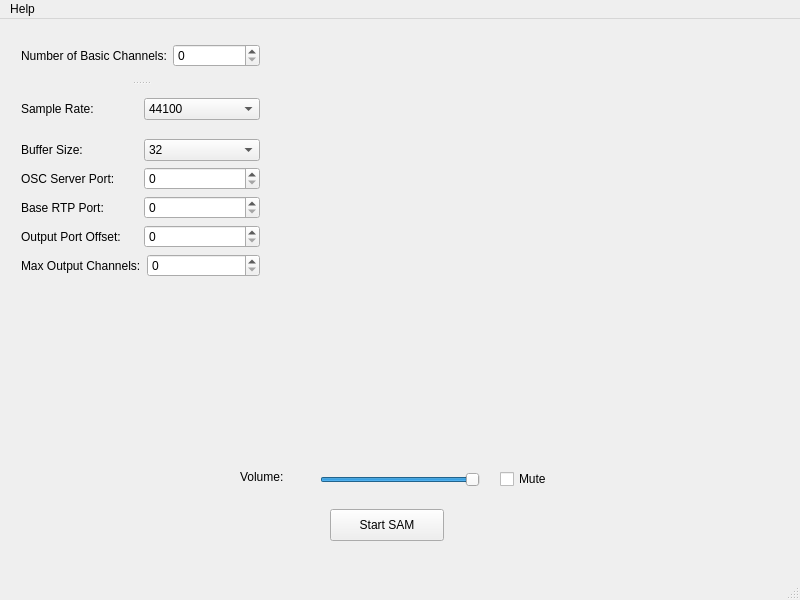
Old version of the form src/sam/samui.ui in the repository michelledaniels/streaming-audio.
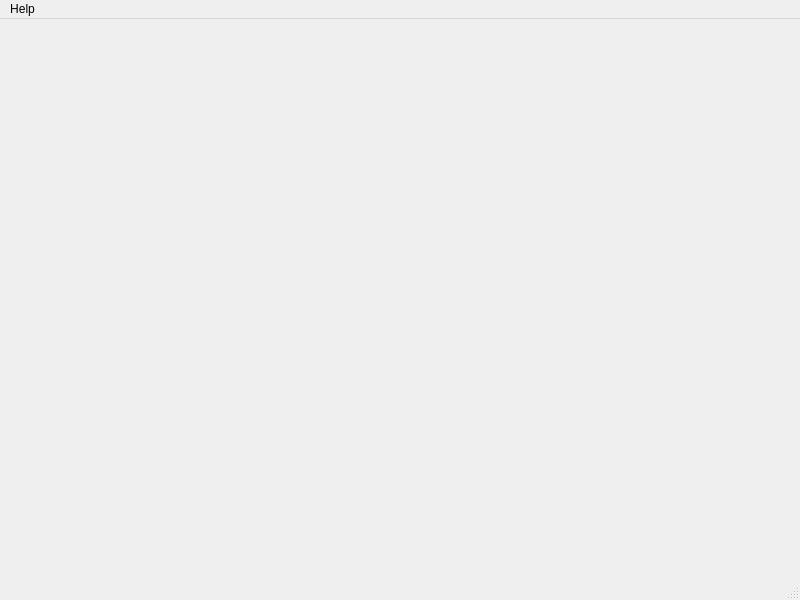
New version of the form.

Commit message: adding start of client and master control widgets, including primitive client meters

```diff
--- a/src/sam/samui.ui
+++ b/src/sam/samui.ui
@@ -13,236 +13,7 @@
   <property name="windowTitle">
    <string>MainWindow</string>
   </property>
-  <widget class="QWidget" name="centralwidget">
-   <widget class="QPushButton" name="startSamButton">
-    <property name="geometry">
-     <rect>
-      <x>330</x>
-      <y>490</y>
-      <width>114</width>
-      <height>32</height>
-     </rect>
-    </property>
-    <property name="text">
-     <string>Start SAM</string>
-    </property>
-   </widget>
-   <widget class="QWidget" name="layoutWidget1">
-    <property name="geometry">
-     <rect>
-      <x>21</x>
-      <y>12</y>
-      <width>239</width>
-      <height>246</height>
-     </rect>
-    </property>
-    <layout class="QVBoxLayout" name="verticalLayout">
-     <item>
-      <widget class="QSplitter" name="splitter">
-       <property name="orientation">
-        <enum>Qt::Vertical</enum>
-       </property>
-       <widget class="QWidget" name="layoutWidget2">
-        <layout class="QHBoxLayout" name="horizontalLayout">
-         <item>
-          <widget class="QLabel" name="basicChannelsLabel">
-           <property name="text">
-            <string>Number of Basic Channels:</string>
-           </property>
-          </widget>
-         </item>
-         <item>
-          <widget class="QSpinBox" name="basicChannelsSpinBox"/>
-         </item>
-        </layout>
-       </widget>
-       <widget class="QWidget" name="layoutWidget3">
-        <layout class="QHBoxLayout" name="horizontalLayout_2">
-         <item>
-          <widget class="QLabel" name="sampleRateLabel">
-           <property name="text">
-            <string>Sample Rate:</string>
-           </property>
-          </widget>
-         </item>
-         <item>
-          <widget class="QComboBox" name="sampleRateComboBox">
-           <item>
-            <property name="text">
-             <string>44100</string>
-            </property>
-           </item>
-           <item>
-            <property name="text">
-             <string>48000</string>
-            </property>
-           </item>
-           <item>
-            <property name="text">
-             <string>96000</string>
-            </property>
-           </item>
-          </widget>
-         </item>
-        </layout>
-       </widget>
-      </widget>
-     </item>
-     <item>
-      <layout class="QHBoxLayout" name="horizontalLayout_3">
-       <item>
-        <widget class="QLabel" name="bufferSizeLabel">
-         <property name="text">
-          <string>Buffer Size:</string>
-         </property>
-        </widget>
-       </item>
-       <item>
-        <widget class="QComboBox" name="bufferSizeComboBox">
-         <item>
-          <property name="text">
-           <string>32</string>
-          </property>
-         </item>
-         <item>
-          <property name="text">
-           <string>64</string>
-          </property>
-         </item>
-         <item>
-          <property name="text">
-           <string>128</string>
-          </property>
-         </item>
-         <item>
-          <property name="text">
-           <string>256</string>
-          </property>
-         </item>
-         <item>
-          <property name="text">
-           <string>512</string>
-          </property>
-         </item>
-         <item>
-          <property name="text">
-           <string>1024</string>
-          </property>
-         </item>
-        </widget>
-       </item>
-      </layout>
-     </item>
-     <item>
-      <layout class="QHBoxLayout" name="horizontalLayout_4">
-       <item>
-        <widget class="QLabel" name="oscPortLabel">
-         <property name="text">
-          <string>OSC Server Port:</string>
-         </property>
-        </widget>
-       </item>
-       <item>
-        <widget class="QSpinBox" name="oscPortSpinBox"/>
-       </item>
-      </layout>
-     </item>
-     <item>
-      <layout class="QHBoxLayout" name="horizontalLayout_5">
-       <item>
-        <widget class="QLabel" name="rtpPortLabel">
-         <property name="text">
-          <string>Base RTP Port:</string>
-         </property>
-        </widget>
-       </item>
-       <item>
-        <widget class="QSpinBox" name="rtpPortSpinBox"/>
-       </item>
-      </layout>
-     </item>
-     <item>
-      <layout class="QHBoxLayout" name="horizontalLayout_6">
-       <item>
-        <widget class="QLabel" name="outOffsetLabel">
-         <property name="text">
-          <string>Output Port Offset:</string>
-         </property>
-        </widget>
-       </item>
-       <item>
-        <widget class="QSpinBox" name="outOffsetSpinBox"/>
-       </item>
-      </layout>
-     </item>
-     <item>
-      <layout class="QHBoxLayout" name="horizontalLayout_7">
-       <item>
-        <widget class="QLabel" name="maxOutLabel">
-         <property name="text">
-          <string>Max Output Channels:</string>
-         </property>
-        </widget>
-       </item>
-       <item>
-        <widget class="QSpinBox" name="maxOutSpinBox"/>
-       </item>
-      </layout>
-     </item>
-    </layout>
-   </widget>
-   <widget class="QSlider" name="volumeSlider">
-    <property name="geometry">
-     <rect>
-      <x>320</x>
-      <y>450</y>
-      <width>160</width>
-      <height>22</height>
-     </rect>
-    </property>
-    <property name="minimum">
-     <number>0</number>
-    </property>
-    <property name="maximum">
-     <number>1000</number>
-    </property>
-    <property name="pageStep">
-     <number>10</number>
-    </property>
-    <property name="value">
-     <number>1000</number>
-    </property>
-    <property name="orientation">
-     <enum>Qt::Horizontal</enum>
-    </property>
-   </widget>
-   <widget class="QLabel" name="label">
-    <property name="geometry">
-     <rect>
-      <x>240</x>
-      <y>450</y>
-      <width>62</width>
-      <height>16</height>
-     </rect>
-    </property>
-    <property name="text">
-     <string>Volume:</string>
-    </property>
-   </widget>
-   <widget class="QCheckBox" name="muteCheckBox">
-    <property name="geometry">
-     <rect>
-      <x>500</x>
-      <y>450</y>
-      <width>87</width>
-      <height>20</height>
-     </rect>
-    </property>
-    <property name="text">
-     <string>Mute</string>
-    </property>
-   </widget>
-  </widget>
+  <widget class="QWidget" name="centralwidget"/>
   <widget class="QMenuBar" name="menubar">
    <property name="geometry">
     <rect>
```
The commit also changes 7 other files.
